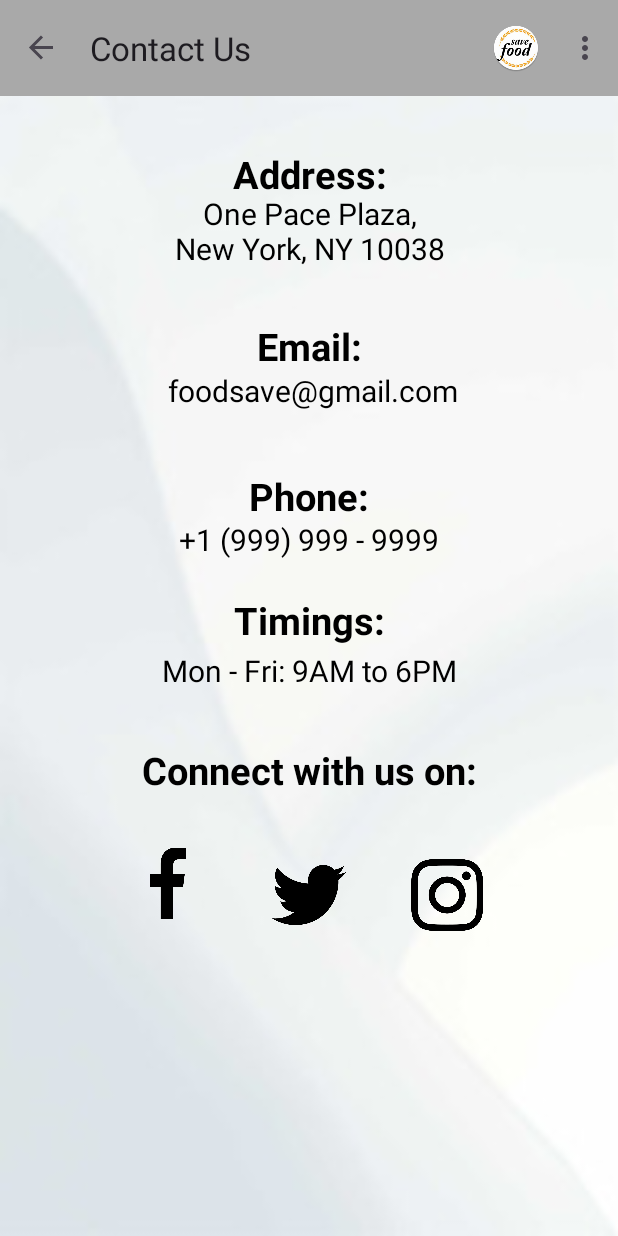
After one commit to CS639-Team-4-Final-Project/FoodSave, an Android app: the Contact_Us screen opened through its navigation route, on a phone screen of 412 x 824 dp. The commit adds this screen. Run offline under Robolectric (Android 15) with nearby library versions, the phone set to English and light mode, and no system bars; our stand-ins replace Firebase (no records; nobody signed in at launch, a user with empty details on screens opened directly), navigation-ui.

Commit message:
contact us & about us updated

```diff
--- /dev/null
+++ b/app/src/main/java/com/example/foodsave/Contact_Us.kt
@@ -0,0 +1,19 @@
+package com.example.foodsave
+
+import android.os.Bundle
+import androidx.fragment.app.Fragment
+import android.view.LayoutInflater
+import android.view.View
+import android.view.ViewGroup
+
+class Contact_Us : Fragment() {
+
+    override fun onCreateView(
+        inflater: LayoutInflater, container: ViewGroup?,
+        savedInstanceState: Bundle?
+    ): View? {
+        // Inflate the layout for this fragment
+        return inflater.inflate(R.layout.contact_us, container, false)
+    }
+
+}
--- a/app/src/main/java/com/example/foodsave/Dashboard.kt
+++ b/app/src/main/java/com/example/foodsave/Dashboard.kt
@@ -44,6 +44,10 @@ class Dashboard : Fragment() {
             binding.FoodMap.setOnClickListener {
                 findNavController().navigate(R.id.action_Dashboard_to_FoodMap)
             }
+
+        binding.ContactUs.setOnClickListener {
+            findNavController().navigate(R.id.action_Dashboard_to_Contact_Us)
+        }
         }
 
     override fun onDestroyView() {
--- /dev/null
+++ b/app/src/main/res/layout/contact_us.xml
@@ -0,0 +1,200 @@
+<?xml version="1.0" encoding="utf-8"?>
+<androidx.constraintlayout.widget.ConstraintLayout xmlns:android="http://schemas.android.com/apk/res/android"
+    xmlns:app="http://schemas.android.com/apk/res-auto"
+    android:layout_width="match_parent"
+    android:layout_height="match_parent"
+    android:background="@drawable/background2"
+    xmlns:tools="http://schemas.android.com/tools"
+    tools:context=".Contact_Us">
+
+
+    <!-- Contact Information -->
+    <TextView
+        android:id="@+id/contactTextView"
+        android:layout_width="0dp"
+        android:layout_height="wrap_content"
+        android:gravity="center"
+        android:text=""
+        android:textColor="@color/black"
+        android:textSize="25sp"
+        android:textStyle="bold"
+        app:layout_constraintEnd_toEndOf="parent"
+        tools:layout_editor_absoluteY="80dp"
+        tools:ignore="MissingConstraints" />
+
+
+    <TextView
+        android:id="@+id/addressTextView"
+        android:layout_width="0dp"
+        android:layout_height="wrap_content"
+
+        android:gravity="center"
+        android:text="@string/address"
+        android:textColor="@color/black"
+        android:textSize="25sp"
+        android:textStyle="bold"
+        app:layout_constraintEnd_toEndOf="parent"
+        app:layout_constraintHorizontal_bias="0.0"
+        app:layout_constraintStart_toStartOf="parent"
+        app:layout_constraintTop_toBottomOf="@id/contactTextView" />
+
+    <TextView
+        android:id="@+id/PaceaddressTextView"
+        android:layout_width="0dp"
+        android:layout_height="wrap_content"
+        android:layout_marginTop="30dp"
+        android:textSize="20sp"
+        android:gravity="center"
+        android:text="@string/one_pace_plaza_nnew_york_ny_10038"
+        android:textColor="@color/black"
+        app:layout_constraintEnd_toEndOf="parent"
+        app:layout_constraintHorizontal_bias="0.0"
+        app:layout_constraintStart_toStartOf="parent"
+        app:layout_constraintTop_toBottomOf="@id/contactTextView"
+        tools:ignore="DuplicateIds" />
+
+    <TextView
+        android:id="@+id/emailTextView"
+        android:layout_width="0dp"
+        android:layout_height="wrap_content"
+        android:layout_marginTop="80dp"
+        android:gravity="center"
+        android:textStyle="bold"
+        android:textSize="25sp"
+        android:text="@string/email"
+        android:textColor="@color/black"
+        app:layout_constraintEnd_toEndOf="parent"
+        app:layout_constraintHorizontal_bias="0.0"
+        app:layout_constraintStart_toStartOf="parent"
+        app:layout_constraintTop_toBottomOf="@id/addressTextView" />
+
+    <TextView
+        android:id="@+id/gmailTextView"
+        android:layout_width="0dp"
+        android:layout_height="wrap_content"
+        android:layout_marginTop="90dp"
+        android:gravity="center"
+        android:textSize="20sp"
+        android:text="@string/n_foodsave_gmail_com"
+        android:textColor="@color/black"
+        app:layout_constraintEnd_toEndOf="parent"
+        app:layout_constraintHorizontal_bias="0.0"
+        app:layout_constraintStart_toStartOf="parent"
+        app:layout_constraintTop_toBottomOf="@id/addressTextView"
+        tools:ignore="DuplicateIds" />
+
+    <TextView
+        android:id="@+id/phoneTextView"
+        android:layout_width="0dp"
+        android:layout_height="wrap_content"
+        android:layout_marginTop="65dp"
+        android:gravity="center"
+        android:textStyle="bold"
+        android:textSize="25sp"
+        android:text="@string/phone"
+        android:textColor="@color/black"
+        app:layout_constraintEnd_toEndOf="parent"
+        app:layout_constraintHorizontal_bias="0.0"
+        app:layout_constraintStart_toStartOf="parent"
+        app:layout_constraintTop_toBottomOf="@id/emailTextView" />
+
+
+    <TextView
+        android:id="@+id/TextView"
+        android:layout_width="0dp"
+        android:layout_height="wrap_content"
+        android:layout_marginTop="98dp"
+        android:textSize="20sp"
+        android:gravity="center"
+        android:text="@string/_1_999_999_9999"
+        android:textColor="@color/black"
+        app:layout_constraintEnd_toEndOf="parent"
+        app:layout_constraintHorizontal_bias="0.0"
+        app:layout_constraintStart_toStartOf="parent"
+        app:layout_constraintTop_toBottomOf="@id/emailTextView"
+        tools:ignore="DuplicateIds" />
+
+    <TextView
+        android:id="@+id/timingTextView"
+        android:layout_width="0dp"
+        android:layout_height="wrap_content"
+        android:layout_marginTop="48dp"
+        android:gravity="center"
+        android:text="@string/timings"
+        android:textColor="@color/black"
+        android:textSize="25sp"
+        android:textStyle="bold"
+        app:layout_constraintEnd_toEndOf="parent"
+        app:layout_constraintHorizontal_bias="0.0"
+        app:layout_constraintStart_toStartOf="parent"
+        app:layout_constraintTop_toBottomOf="@id/phoneTextView"
+        tools:ignore="DuplicateIds" />
+
+    <TextView
+        android:id="@+id/timingsTextView"
+        android:layout_width="0dp"
+        android:layout_height="wrap_content"
+        android:layout_marginTop="85dp"
+        android:gravity="center"
+        android:textSize="20sp"
+        android:text="@string/mon_fri_9am_to_6pm"
+        android:textColor="@color/black"
+        app:layout_constraintEnd_toEndOf="parent"
+        app:layout_constraintHorizontal_bias="0.0"
+        app:layout_constraintStart_toStartOf="parent"
+        app:layout_constraintTop_toBottomOf="@id/phoneTextView"
+        tools:ignore="DuplicateIds" />
+
+    <TextView
+        android:id="@+id/connectTextView"
+        android:layout_width="0dp"
+        android:layout_height="50dp"
+        android:layout_marginTop="28dp"
+        android:gravity="center"
+        android:text="@string/connect_with_us_on"
+        android:textColor="@color/black"
+        android:textSize="25sp"
+        android:textStyle="bold"
+        app:layout_constraintEnd_toEndOf="parent"
+        app:layout_constraintHorizontal_bias="0.0"
+        app:layout_constraintStart_toStartOf="parent"
+        app:layout_constraintTop_toBottomOf="@id/timingsTextView"
+        tools:ignore="MissingConstraints" />
+
+    <ImageView
+        android:id="@+id/facebookIcon"
+        android:layout_width="47dp"
+        android:layout_height="48dp"
+        android:layout_marginTop="104dp"
+        android:onClick="openFacebookUrl"
+        android:src="@drawable/facebook"
+        app:layout_constraintEnd_toEndOf="parent"
+        app:layout_constraintHorizontal_bias="0.241"
+        app:layout_constraintStart_toStartOf="parent"
+        app:layout_constraintTop_toBottomOf="@id/timingsTextView" />
+
+    <ImageView
+        android:id="@+id/instagramIcon"
+        android:layout_width="48dp"
+        android:layout_height="64dp"
+        android:layout_marginTop="104dp"
+        android:onClick="openInstagramUrl"
+        android:src="@drawable/instagram"
+        app:layout_constraintEnd_toEndOf="parent"
+        app:layout_constraintHorizontal_bias="0.752"
+        app:layout_constraintStart_toStartOf="parent"
+        app:layout_constraintTop_toBottomOf="@id/timingsTextView" />
+
+    <ImageView
+        android:id="@+id/twitterIcon"
+        android:layout_width="49dp"
+        android:layout_height="64dp"
+        android:layout_marginTop="104dp"
+        android:onClick="openTwitterUrl"
+        android:src="@drawable/twitter"
+        app:layout_constraintEnd_toEndOf="parent"
+        app:layout_constraintStart_toStartOf="parent"
+        app:layout_constraintTop_toBottomOf="@id/timingsTextView" />
+
+
+</androidx.constraintlayout.widget.ConstraintLayout>
--- a/app/src/main/res/navigation/nav_graph.xml
+++ b/app/src/main/res/navigation/nav_graph.xml
@@ -62,6 +62,10 @@
         <action
             android:id="@+id/action_Dashboard_to_SignIn"
             app:destination="@id/SignIn" />
+
+        <action
+            android:id="@+id/action_Dashboard_to_Contact_Us"
+            app:destination="@id/Contact_Us" />
     </fragment>
 
     <fragment
@@ -96,4 +100,11 @@
         android:label="@string/About_Us"
         tools:layout="@layout/about_us">
     </fragment>
+
+    <fragment
+        android:id="@+id/Contact_Us"
+        android:name="com.example.foodsave.Contact_Us"
+        android:label="@string/Contact_Us"
+        tools:layout="@layout/contact_us">
+    </fragment>
 </navigation>
--- a/app/src/main/res/values/strings.xml
+++ b/app/src/main/res/values/strings.xml
@@ -31,10 +31,32 @@
     <string name="food_name">Food Items</string>
     <string name="description">Description</string>
     <string name="submit">Submit</string>
-    <string name="your_text_here">Hello, we are passionate about tackling food waste through cutting-edge app development.
-        \nWith a focus on sustainability, efficiency, and innovation, we strive to empower businesses and individuals to minimize food waste and maximize resources.
-        \nOur team combines expertise in technology and waste management to create tailored solutions that address the unique challenges of the food industry.
-        \nFrom inventory management to consumer engagement, our apps streamline processes and promote responsible consumption.
-        \nTogether, we are working towards a greener, more sustainable future where food waste is minimized, and resources are utilized efficiently for the benefit of all.</string>
+    <string name="your_text_here">Welcome to our food service app!
+        Our mission is simple: tackling food waste through cutting-edge technology and sustainable practices.
+        We believe that every meal matters, and by leveraging innovation, we can make a significant impact.</string>
+    <string name="our_aim_Text_View">Aim:</string>
+    <string name="aim">
+        Empowering Businesses: We partner with restaurants, grocery stores, and food suppliers to minimize food waste. Our technology streamlines inventory management, reduces overstocking, and ensures that surplus food finds its way to those who need it.
+        \n\nMaximizing Resources: We’re committed to maximizing the use of available resources. Whether it’s surplus ingredients, imperfect produce, or excess meals, we connect them to consumers, minimizing waste and promoting responsible consumption.
+        \n\nCircular Economy: Our team combines expertise in circular economy management. From farm to fork, we optimize the entire food supply chain, ensuring that food is utilized efficiently for the benefit of all.
+    </string>
+    <string name="choose">Why Choose Us?</string>
+    <string name="why_choose_us">
+        User-Friendly Experience: Our app is designed with you in mind. Easy navigation, intuitive menus, and a seamless ordering process make your food journey delightful.
+        \n\n Community Impact: By using our app, you contribute to a greener, more sustainable future. Every order matters, and together, we can reduce food waste one meal at a time.
+    </string>
+    <string name="common">Join us in this delicious revolution! Together, let’s make a difference.</string>
+
+    <string name="_1_999_999_9999">+1 (999) 999 - 9999</string>
+    <string name="phone">Phone:</string>
+    <string name="n_foodsave_gmail_com">\n foodsave@gmail.com</string>
+    <string name="email">Email:</string>
+    <string name="one_pace_plaza_nnew_york_ny_10038">One Pace Plaza,\nNew York, NY 10038</string>
+    <string name="address">Address:</string>
+
+    <string name="timings">Timings:</string>
+    <string name="mon_fri_9am_to_6pm">Mon - Fri: 9AM to 6PM</string>
+    <string name="connect_with_us_on">Connect with us on:</string>
+    <string name="ouraimTextView">aim</string>>
 
 </resources>
```
Also changed, not shown: app/src/main/java/com/example/foodsave/MainActivity.kt (+24 -4 lines), app/src/main/res/layout/about_us.xml (+86 -14 lines), app/src/main/res/afacebook.png (added), app/src/main/res/drawable/facebook.png (added), app/src/main/res/drawable/instagram.png (added), app/src/main/res/drawable/twitter.png (added).
